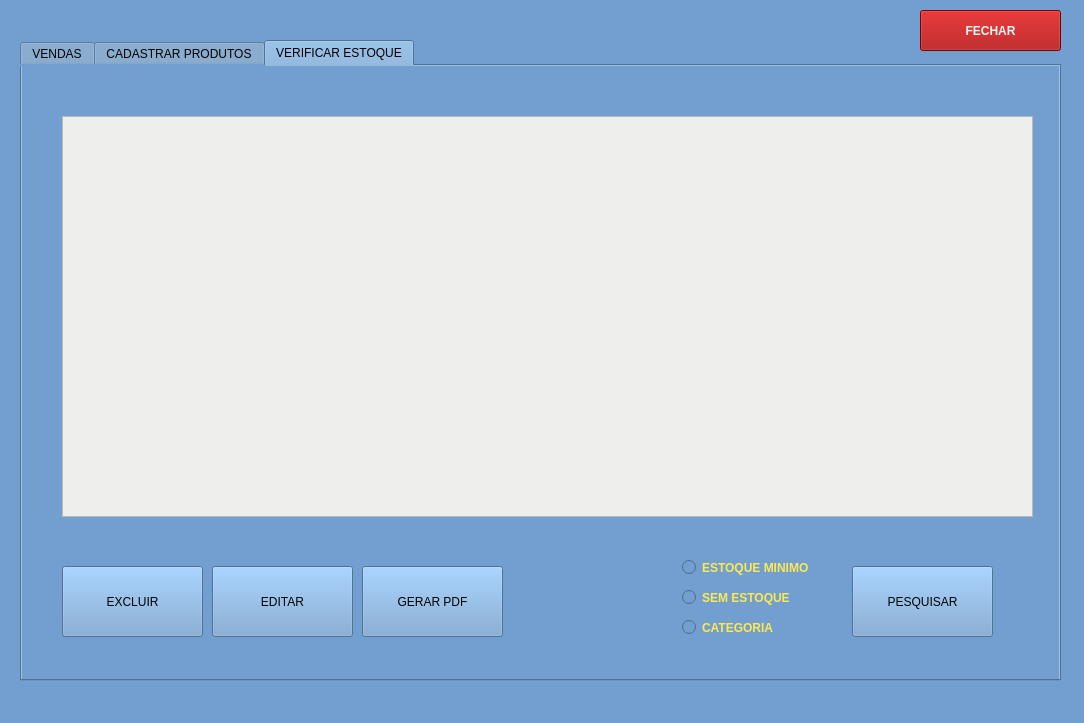
Before: the Qt Designer form vendas.ui in towcorp/pdvProjeto, drawn with Qt 5.
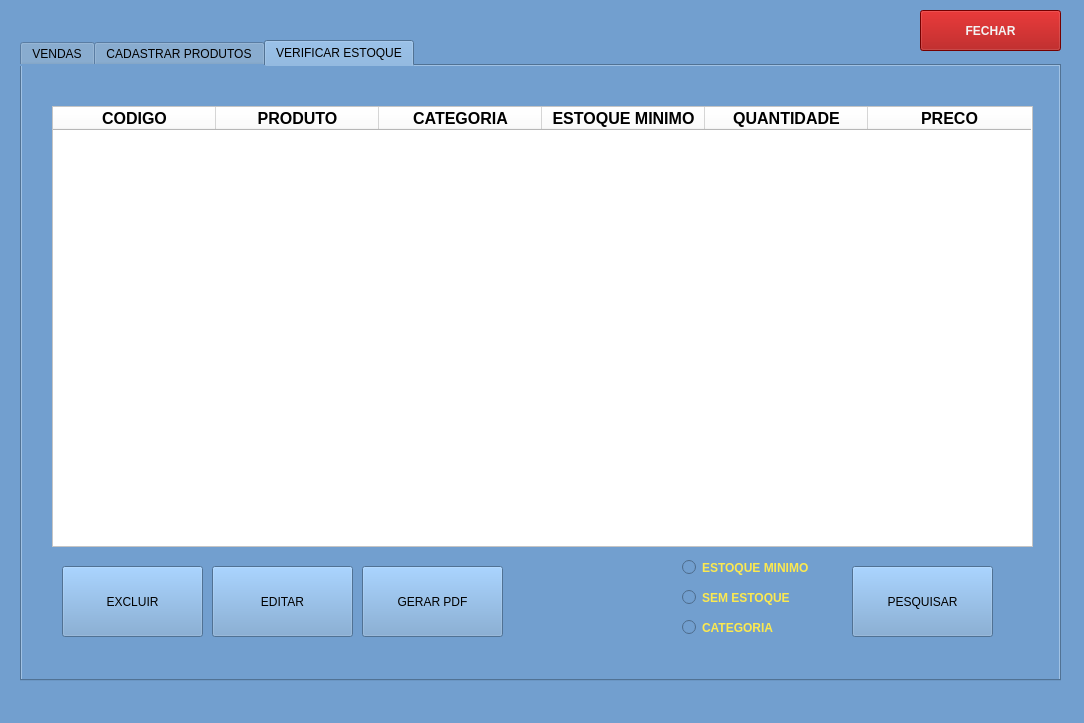
After: the same form once the commit is applied.

```diff
--- a/vendas.ui
+++ b/vendas.ui
@@ -568,20 +568,7 @@
      <attribute name="title">
       <string>VERIFICAR ESTOQUE</string>
      </attribute>
-     <widget class="QTableView" name="tableView_2">
-      <property name="geometry">
-       <rect>
-        <x>40</x>
-        <y>50</y>
-        <width>971</width>
-        <height>401</height>
-       </rect>
-      </property>
-      <property name="styleSheet">
-       <string notr="true">background-color: rgb(238, 238, 236);</string>
-      </property>
-     </widget>
-     <widget class="QPushButton" name="btExcluir">
+     <widget class="QPushButton" name="btExcluirEstoque">
       <property name="geometry">
        <rect>
         <x>40</x>
@@ -699,6 +686,185 @@
        <string>CATEGORIA</string>
       </property>
      </widget>
+     <widget class="QTableWidget" name="tableWidget">
+      <property name="geometry">
+       <rect>
+        <x>30</x>
+        <y>40</y>
+        <width>981</width>
+        <height>441</height>
+       </rect>
+      </property>
+      <property name="maximumSize">
+       <size>
+        <width>981</width>
+        <height>441</height>
+       </size>
+      </property>
+      <property name="font">
+       <font>
+        <pointsize>12</pointsize>
+        <weight>75</weight>
+        <bold>true</bold>
+       </font>
+      </property>
+      <property name="layoutDirection">
+       <enum>Qt::LeftToRight</enum>
+      </property>
+      <property name="styleSheet">
+       <string notr="true">background-color: rgb(255, 255, 255);</string>
+      </property>
+      <property name="inputMethodHints">
+       <set>Qt::ImhNone</set>
+      </property>
+      <property name="selectionMode">
+       <enum>QAbstractItemView::ExtendedSelection</enum>
+      </property>
+      <property name="rowCount">
+       <number>0</number>
+      </property>
+      <property name="columnCount">
+       <number>6</number>
+      </property>
+      <attribute name="horizontalHeaderDefaultSectionSize">
+       <number>163</number>
+      </attribute>
+      <attribute name="horizontalHeaderHighlightSections">
+       <bool>false</bool>
+      </attribute>
+      <column>
+       <property name="text">
+        <string>CODIGO</string>
+       </property>
+       <property name="font">
+        <font>
+         <pointsize>12</pointsize>
+         <weight>75</weight>
+         <bold>true</bold>
+        </font>
+       </property>
+       <property name="textAlignment">
+        <set>AlignCenter</set>
+       </property>
+       <property name="background">
+        <color>
+         <red>252</red>
+         <green>175</green>
+         <blue>62</blue>
+        </color>
+       </property>
+      </column>
+      <column>
+       <property name="text">
+        <string>PRODUTO</string>
+       </property>
+       <property name="font">
+        <font>
+         <pointsize>12</pointsize>
+         <weight>75</weight>
+         <bold>true</bold>
+        </font>
+       </property>
+       <property name="textAlignment">
+        <set>AlignCenter</set>
+       </property>
+       <property name="background">
+        <color>
+         <red>252</red>
+         <green>175</green>
+         <blue>62</blue>
+        </color>
+       </property>
+      </column>
+      <column>
+       <property name="text">
+        <string>CATEGORIA</string>
+       </property>
+       <property name="font">
+        <font>
+         <pointsize>12</pointsize>
+         <weight>75</weight>
+         <bold>true</bold>
+        </font>
+       </property>
+       <property name="textAlignment">
+        <set>AlignCenter</set>
+       </property>
+       <property name="background">
+        <color>
+         <red>252</red>
+         <green>175</green>
+         <blue>62</blue>
+        </color>
+       </property>
+      </column>
+      <column>
+       <property name="text">
+        <string>ESTOQUE MINIMO</string>
+       </property>
+       <property name="font">
+        <font>
+         <pointsize>12</pointsize>
+         <weight>75</weight>
+         <bold>true</bold>
+        </font>
+       </property>
+       <property name="textAlignment">
+        <set>AlignCenter</set>
+       </property>
+       <property name="background">
+        <color>
+         <red>252</red>
+         <green>175</green>
+         <blue>62</blue>
+        </color>
+       </property>
+      </column>
+      <column>
+       <property name="text">
+        <string>QUANTIDADE</string>
+       </property>
+       <property name="font">
+        <font>
+         <pointsize>12</pointsize>
+         <weight>75</weight>
+         <bold>true</bold>
+        </font>
+       </property>
+       <property name="textAlignment">
+        <set>AlignCenter</set>
+       </property>
+       <property name="background">
+        <color>
+         <red>252</red>
+         <green>175</green>
+         <blue>62</blue>
+        </color>
+       </property>
+      </column>
+      <column>
+       <property name="text">
+        <string>PRECO</string>
+       </property>
+       <property name="font">
+        <font>
+         <pointsize>12</pointsize>
+         <weight>75</weight>
+         <bold>true</bold>
+        </font>
+       </property>
+       <property name="textAlignment">
+        <set>AlignCenter</set>
+       </property>
+       <property name="background">
+        <color>
+         <red>252</red>
+         <green>175</green>
+         <blue>62</blue>
+        </color>
+       </property>
+      </column>
+     </widget>
     </widget>
    </widget>
    <widget class="QPushButton" name="btFechar">
```
Left out of the diff: 46 changed lines with no effect on the pictures.
